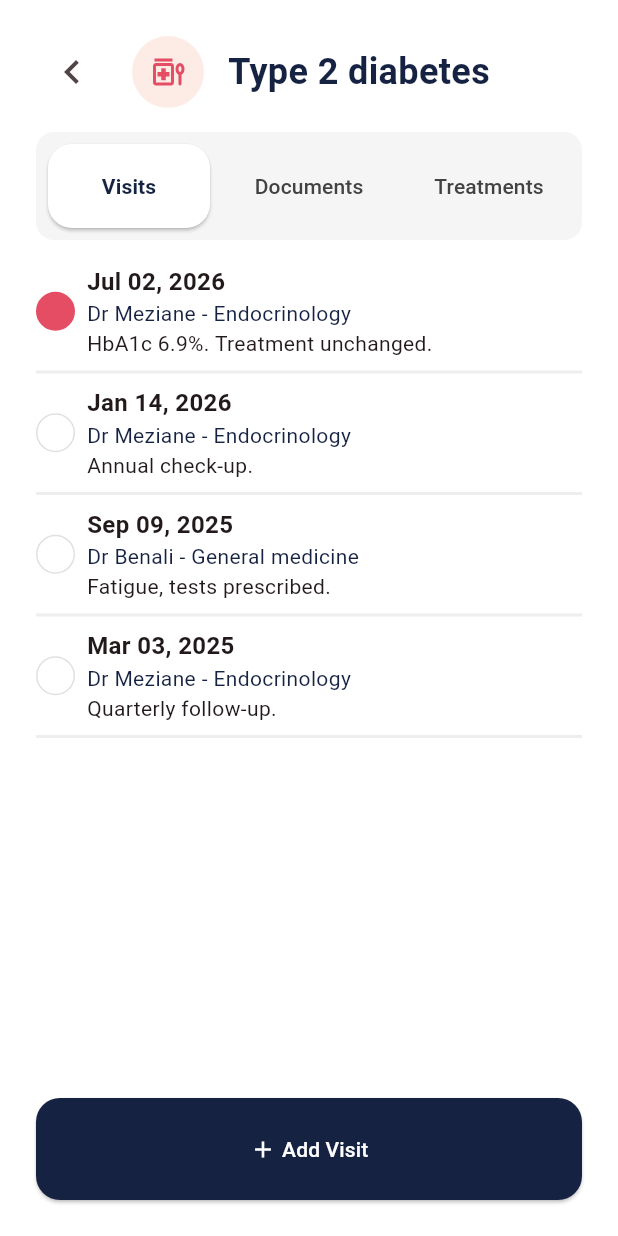
After one commit to SpeedCode210/Heloderma, a Flutter app: the FolderScreen screen opened directly, on a phone screen of 412 x 824 dp. The commit adds this screen. Run offline on Flutter 3.47's test engine with Material 3 defaults, Android fonts, the phone set to English and light mode, and no system bars; our stand-ins replace dotted_border.

Commit message:
Added folder screen design

```diff
--- /dev/null
+++ b/lib/screens/folder_screen.dart
@@ -0,0 +1,395 @@
+import 'package:flutter/material.dart';
+import 'package:heloderma/styles.dart' as Styles;
+import 'package:heloderma/colors.dart' as HelodermaColors;
+import 'package:intl/intl.dart';
+
+class FolderScreen extends StatefulWidget {
+  const FolderScreen({super.key});
+
+  @override
+  State<FolderScreen> createState() => _FolderScreenState();
+}
+
+class TreatmentInfo {
+  String name;
+  String details;
+  List<String> days;
+
+  TreatmentInfo({
+    required this.name,
+    required this.details,
+    required this.days,
+  });
+}
+
+class DocumentInfo {
+  String name;
+  DateTime dateTime;
+
+  DocumentInfo({required this.name, required this.dateTime});
+}
+
+class VisitInfo {
+  DateTime dateTime;
+  String doctorName;
+  String specialty;
+  String comment;
+  bool checked;
+  VisitInfo({
+    required this.dateTime,
+    required this.doctorName,
+    required this.specialty,
+    required this.comment,
+    required this.checked,
+  });
+}
+
+class _FolderScreenState extends State<FolderScreen> {
+  int _selectedTab = 0;
+
+  final List<String> _labels = ['Visit', 'Document', 'Treatment'];
+
+  final List<DocumentInfo> _documents = [
+    DocumentInfo(name: "Blood Test", dateTime: DateTime(2026, 11, 02)),
+    DocumentInfo(name: "Thyroid Assessment", dateTime: DateTime(2026, 11, 04)),
+    DocumentInfo(
+      name: "Blood Pressure Prescription",
+      dateTime: DateTime(2026, 11, 10),
+    ),
+  ];
+
+  final List<VisitInfo> _visits = [
+    VisitInfo(
+      dateTime: DateTime(2026, 7, 2),
+      doctorName: 'Dr Meziane',
+      specialty: 'Endocrinology',
+      comment: 'HbA1c 6.9%. Treatment unchanged.',
+      checked: true,
+    ),
+    VisitInfo(
+      dateTime: DateTime(2026, 1, 14),
+      doctorName: 'Dr Meziane',
+      specialty: 'Endocrinology',
+      comment: 'Annual check-up.',
+      checked: false,
+    ),
+    VisitInfo(
+      dateTime: DateTime(2025, 9, 9),
+      doctorName: 'Dr Benali',
+      specialty: 'General medicine',
+      comment: 'Fatigue, tests prescribed.',
+      checked: false,
+    ),
+    VisitInfo(
+      dateTime: DateTime(2025, 3, 3),
+      doctorName: 'Dr Meziane',
+      specialty: 'Endocrinology',
+      comment: 'Quarterly follow-up.',
+      checked: false,
+    ),
+  ];
+
+  final List<TreatmentInfo> _diabetes = [
+    TreatmentInfo(
+      name: 'Metformin',
+      details: '850 mg · twice a day · 8 AM, 8 PM',
+      days: ['taken', 'taken', 'taken', 'taken', 'taken', 'missed', 'pending'],
+    ),
+    TreatmentInfo(
+      name: 'Atorvastatin',
+      details: '20 mg · once a day · 10:00 PM',
+      days: ['taken', 'taken', 'missed', 'taken', 'taken', 'taken', 'pending'],
+    ),
+  ];
+  final List<String> _daysWeek = ['S', 'M', 'T', 'W', 'T', 'F', 'S'];
+
+  String _nextStatus(String status) {
+    if (status == 'taken') return 'missed';
+    if (status == 'pending') return 'taken';
+    return 'pending';
+  }
+
+  Widget _dayCircle(String letter, String status, void Function() onTap) {
+    Color bgColor = Colors.transparent;
+    Color borderColor = Colors.grey[300]!;
+    Color textColor = Colors.grey[400]!;
+
+    if (status == 'taken') {
+      bgColor = HelodermaColors.blue;
+      borderColor = HelodermaColors.blue;
+      textColor = Colors.white;
+    } else if (status == 'missed') {
+      borderColor = HelodermaColors.darkPink;
+      textColor = HelodermaColors.darkPink;
+    }
+
+    return GestureDetector(
+      onTap: onTap,
+      child: Container(
+        width: 26,
+        height: 26,
+        alignment: Alignment.center,
+        decoration: BoxDecoration(
+          color: bgColor,
+          shape: BoxShape.circle,
+          border: Border.all(width: 1, color: borderColor),
+        ),
+        child: Text(letter, style: TextStyle(color: textColor, fontSize: 12)),
+      ),
+    );
+  }
+
+  Widget _treatmentWidget(TreatmentInfo t, Color bg, Color iconColor) {
+    return Container(
+      decoration: BoxDecoration(
+        border: Border(bottom: BorderSide(color: Colors.grey[200]!, width: 2)),
+      ),
+      padding: EdgeInsets.symmetric(vertical: 16),
+      child: Row(
+        crossAxisAlignment: CrossAxisAlignment.start,
+        children: [
+          Container(
+            decoration: BoxDecoration(color: bg, shape: BoxShape.circle),
+            child: Padding(
+              padding: EdgeInsets.all(16),
+              child: Icon(Icons.medication, color: iconColor),
+            ),
+          ),
+          SizedBox(width: 16),
+          Expanded(
+            child: Column(
+              crossAxisAlignment: CrossAxisAlignment.start,
+              children: [
+                Text(t.name, style: Styles.H2),
+                Text(t.details, style: TextStyle(color: Colors.grey)),
+                SizedBox(height: 10),
+                Row(
+                  spacing: 10,
+                  children: [
+                    for (int i = 0; i < 7; i++)
+                      _dayCircle(_daysWeek[i], t.days[i], () {
+                        setState(() {
+                          t.days[i] = _nextStatus(t.days[i]);
+                        });
+                      }),
+                  ],
+                ),
+              ],
+            ),
+          ),
+        ],
+      ),
+    );
+  }
+
+  Widget _documentWidget(DocumentInfo info) {
+    return Container(
+      decoration: BoxDecoration(
+        border: Border(bottom: BorderSide(color: Colors.grey[200]!, width: 2)),
+      ),
+      padding: EdgeInsets.symmetric(vertical: 16),
+      child: Row(
+        children: [
+          Container(
+            decoration: BoxDecoration(
+              color: HelodermaColors.bgPink,
+              shape: BoxShape.circle,
+            ),
+            child: Padding(
+              padding: EdgeInsets.all(16),
+              child: Icon(
+                Icons.insert_drive_file_outlined,
+                color: HelodermaColors.darkPink,
+              ),
+            ),
+          ),
+          SizedBox(width: 16),
+          Column(
+            crossAxisAlignment: CrossAxisAlignment.start,
+            children: [
+              Text(info.name, style: Styles.H3),
+              Text(DateFormat('dd MMM, yyyy').format(info.dateTime)),
+            ],
+          ),
+        ],
+      ),
+    );
+  }
+
+  Widget _visitWidget(VisitInfo info) {
+    return Container(
+      decoration: BoxDecoration(
+        border: Border(bottom: BorderSide(width: 2, color: Colors.grey[200]!)),
+      ),
+      padding: EdgeInsetsGeometry.symmetric(vertical: 8),
+      child: Row(
+        children: [
+          Container(
+            decoration: BoxDecoration(
+              borderRadius: BorderRadius.circular(32),
+              border: Border.all(
+                width: 1,
+                color: (info.checked
+                    ? HelodermaColors.darkPink
+                    : Colors.grey[300]!),
+              ),
+              color: info.checked ? HelodermaColors.darkPink : Colors.white,
+            ),
+            child: SizedBox(width: 24, height: 24),
+          ),
+          SizedBox(width: 8),
+          Expanded(
+            child: Column(
+              crossAxisAlignment: CrossAxisAlignment.start,
+              children: [
+                Text(
+                  DateFormat('MMM dd, yyyy').format(info.dateTime),
+                  style: Styles.H3,
+                ),
+                Text(
+                  '${info.doctorName} - ${info.specialty}',
+                  style: TextStyle(color: HelodermaColors.darkBlue),
+                ),
+                Text(info.comment)
+              ],
+            ),
+          ),
+        ],
+      ),
+    );
+  }
+
+  Widget _getMainView() {
+    if (_selectedTab == 0) {
+      return ListView(
+        children: [
+          for (int i = 0; i < _visits.length; i++) _visitWidget(_visits[i]),
+        ],
+      );
+    }
+    if (_selectedTab == 1) {
+      return ListView(
+        children: [
+          for (int i = 0; i < _documents.length; i++)
+            _documentWidget(_documents[i]),
+        ],
+      );
+    }
+    if (_selectedTab == 2) {
+      return ListView(
+        children: [
+          for (int i = 0; i < _diabetes.length; i++)
+            _treatmentWidget(
+              _diabetes[i],
+              HelodermaColors.bgPink,
+              HelodermaColors.darkPink,
+            ),
+        ],
+      );
+    }
+
+    return Center(child: Text('Please select a tab'));
+  }
+
+  @override
+  Widget build(BuildContext context) {
+    return Scaffold(
+      backgroundColor: Colors.white,
+      body: Padding(
+        padding: EdgeInsets.all(24),
+        child: Column(
+          children: [
+            Row(
+              children: [
+                IconButton(
+                  icon: Icon(Icons.chevron_left, size: 32),
+                  onPressed: () {
+                    Navigator.pop(context);
+                  },
+                ),
+                SizedBox(width: 16),
+                Container(
+                  decoration: BoxDecoration(
+                    color: HelodermaColors.bgPink,
+                    borderRadius: BorderRadius.circular(1000),
+                  ),
+                  child: Padding(
+                    padding: EdgeInsets.all(12),
+                    child: Icon(
+                      Icons.medication_liquid_sharp,
+                      color: HelodermaColors.darkPink,
+                    ),
+                  ),
+                ),
+                SizedBox(width: 16),
+                Text('Type 2 diabetes', style: Styles.H1),
+              ],
+            ),
+            SizedBox(height: 16),
+            Container(
+              padding: EdgeInsets.all(8),
+              decoration: BoxDecoration(
+                color: Colors.grey[100]!,
+                borderRadius: BorderRadius.circular(12),
+              ),
+              child: Row(
+                spacing: 12,
+                children: [
+                  for (int i = 0; i < _labels.length; i++)
+                    i == _selectedTab
+                        ? Expanded(
+                            child: ElevatedButton(
+                              onPressed: () {
+                                setState(() {
+                                  _selectedTab = i;
+                                });
+                              },
+                              style: Styles.whiteButtonStyle,
+                              child: Text(
+                                '${_labels[i]}s',
+                                style: TextStyle(
+                                  color: HelodermaColors.darkBlue,
+                                  fontWeight: FontWeight.w600,
+                                ),
+                              ),
+                            ),
+                          )
+                        : Expanded(
+                            child: TextButton(
+                              onPressed: () {
+                                setState(() {
+                                  _selectedTab = i;
+                                });
+                              },
+                              style: Styles.transparentButtonStyle,
+                              child: Text(
+                                '${_labels[i]}s',
+                                style: TextStyle(color: Colors.grey[800]!),
+                              ),
+                            ),
+                          ),
+                ],
+              ),
+            ),
+            SizedBox(height: 8),
+            Expanded(child: _getMainView()),
+            ElevatedButton(
+              style: Styles.blueButtonStyle,
+              onPressed: () {},
+              child: Row(
+                mainAxisAlignment: MainAxisAlignment.center,
+                children: [
+                  Icon(Icons.add, color: Colors.white),
+                  Text(
+                    ' Add ${_labels[_selectedTab]}',
+                    style: TextStyle(color: Colors.white),
+                  ),
+                ],
+              ),
+            ),
+          ],
+        ),
+      ),
+    );
+  }
+}
--- a/lib/screens/treatments.dart
+++ b/lib/screens/treatments.dart
@@ -1,6 +1,6 @@
 import 'package:flutter/material.dart';
 import 'package:heloderma/colors.dart' as HelodermaColors;
-import 'package:heloderma/styles.dart' as Style;
+import 'package:heloderma/styles.dart' as Styles;
 
 class TreatmentsPage extends StatefulWidget {
   const TreatmentsPage({super.key});
@@ -30,7 +30,7 @@ class _TreatmentsPageState extends State<TreatmentsPage> {
     ),
   ];
 
-  List<TreatmentInfo> _diabetes = [
+  final List<TreatmentInfo> _diabetes = [
     TreatmentInfo(
       name: 'Metformin',
       details: '850 mg · twice a day · 8 AM, 8 PM',
@@ -105,7 +105,7 @@ class _TreatmentsPageState extends State<TreatmentsPage> {
             child: Column(
               crossAxisAlignment: CrossAxisAlignment.start,
               children: [
-                Text(t.name, style: Style.H2),
+                Text(t.name, style: Styles.H2),
                 Text(t.details, style: TextStyle(color: Colors.grey)),
                 SizedBox(height: 10),
                 Row(
@@ -134,7 +134,7 @@ class _TreatmentsPageState extends State<TreatmentsPage> {
       child: Column(
         crossAxisAlignment: CrossAxisAlignment.stretch,
         children: [
-          Text('Treatments', style: Style.H1),
+          Text('Treatments', style: Styles.H1),
           Text('Reminders by condition'),
           SizedBox(height: 16),
           Expanded(
@@ -160,7 +160,7 @@ class _TreatmentsPageState extends State<TreatmentsPage> {
           FilledButton(
             child: Text('+ Add Treatment'),
             onPressed: () {},
-            style: Style.blueButtonStyle,
+            style: Styles.blueButtonStyle,
           ),
         ],
       ),
--- a/lib/styles.dart
+++ b/lib/styles.dart
@@ -19,3 +19,22 @@ const ButtonStyle blueButtonStyle = ButtonStyle(
     RoundedRectangleBorder(borderRadius: BorderRadius.all(Radius.circular(16))),
   ),
 );
+
+const ButtonStyle whiteButtonStyle = ButtonStyle(
+  backgroundColor: WidgetStatePropertyAll<Color>(Colors.white),
+  padding: WidgetStatePropertyAll<EdgeInsetsGeometry>(
+    EdgeInsets.symmetric(vertical: 18),
+  ),
+  shape: MaterialStatePropertyAll<RoundedRectangleBorder>(
+    RoundedRectangleBorder(borderRadius: BorderRadius.all(Radius.circular(16))),
+  ),
+);
+
+const ButtonStyle transparentButtonStyle = ButtonStyle(
+  padding: WidgetStatePropertyAll<EdgeInsetsGeometry>(
+    EdgeInsets.symmetric(vertical: 18),
+  ),
+  shape: MaterialStatePropertyAll<RoundedRectangleBorder>(
+    RoundedRectangleBorder(borderRadius: BorderRadius.all(Radius.circular(16))),
+  ),
+);
```
Also changed, not shown: lib/screens/folderspage.dart (+12 -4 lines).
